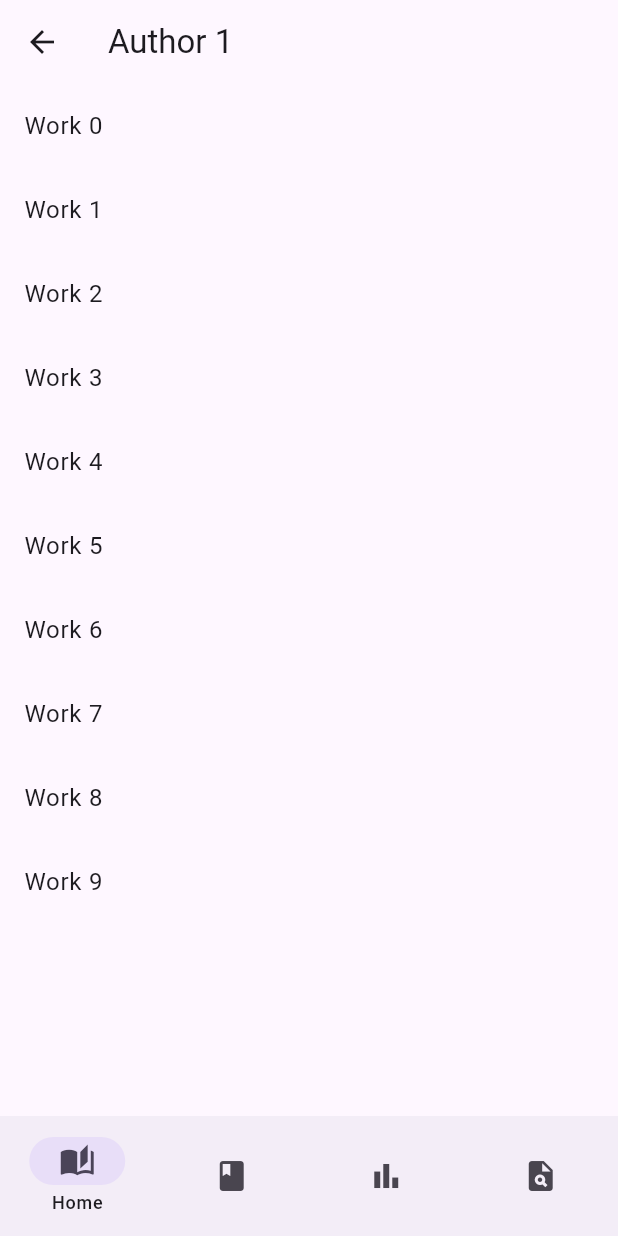
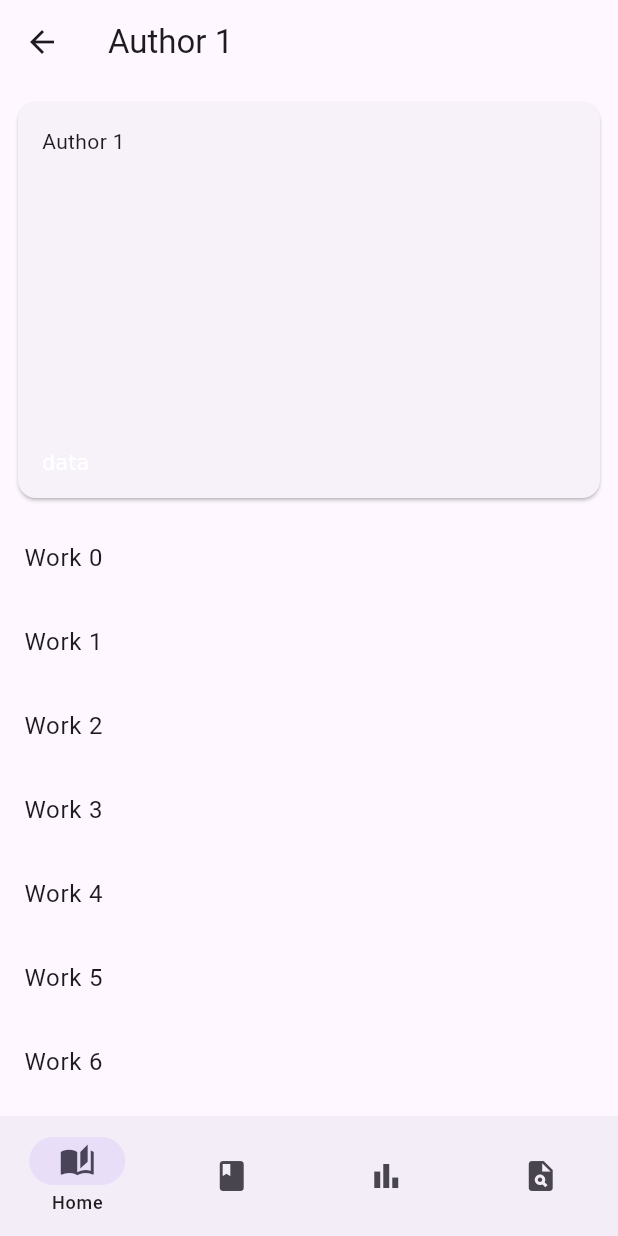
Before and after one commit to whothefluff/dart-latin-reader, a Flutter app: the screen it shows after launch, after a tap on an icon or button, on a phone screen of 412 x 824 dp. Run offline on Flutter 3.47's test engine with Material 3 defaults, Android fonts, the phone set to English and light mode, and no system bars; our stand-ins replace go_router; generated files the repository leaves out were written again.

Commit message:
add tentative author detail card

```diff
--- a/lib/src/page/library/author_detail_page.dart
+++ b/lib/src/page/library/author_detail_page.dart
@@ -5,10 +5,53 @@ class AuthorDetailPage extends StatelessWidget {
   const AuthorDetailPage({super.key, required this.authorIndex});
 
   final int authorIndex;
+  static const boxConstraints = BoxConstraints(
+    //maxWidth: 500,
+    maxHeight: 200,
+  );
 
   @override
   Widget build(BuildContext context) {
-    final items = List<String>.generate(authorIndex * 10, (i) => 'Work $i');
+    final works = List<String>.generate(authorIndex * 10, (i) => 'Work $i');
+    final items = [
+      Padding(
+        padding: const EdgeInsets.all(8.0),
+        child: Card(
+          child: Padding(
+            padding: const EdgeInsets.all(8.0),
+            child: Wrap(
+              alignment: WrapAlignment.start,
+              crossAxisAlignment: WrapCrossAlignment.center,
+              children: [
+                Padding(
+                  padding: const EdgeInsets.all(8.0),
+                  child: ConstrainedBox(
+                    constraints: AuthorDetailPage.boxConstraints,
+                    child: AspectRatio(
+                      aspectRatio: 1,
+                      child: Text('Author $authorIndex'),
+                    ),
+                  ),
+                ),
+                Padding(
+                  padding: const EdgeInsets.all(8.0),
+                  child: ConstrainedBox(
+                    constraints: const BoxConstraints(minWidth: 150),
+                    child: RichText(text: const TextSpan(text: 'data')),
+                  ),
+                ),
+              ],
+            ),
+          ),
+        ),
+      ),
+      ...works.map(
+        (item) => ListTile(
+          title: Text(item),
+          onTap: () => context.push('/works/${works.indexOf(item) - 1}'),
+        ),
+      ),
+    ];
     return Scaffold(
       appBar: AppBar(
         title: Text('Author $authorIndex'),
@@ -16,10 +59,7 @@ class AuthorDetailPage extends StatelessWidget {
       body: ListView.builder(
         itemCount: items.length,
         itemBuilder: (context, index) {
-          return ListTile(
-            title: Text(items[index]),
-            onTap: () => context.push('/works/$index'),
-          );
+          return items[index];
         },
       ),
     );
```
Also changed, not shown: lib/main.dart (+5 -7 lines).
